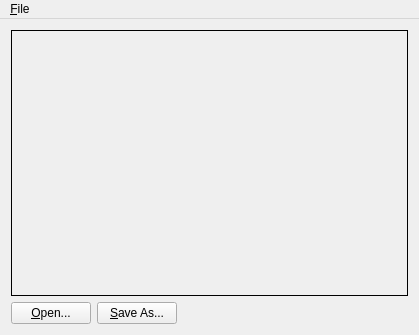
Qt form GuetzliSimpleGUI/MainWindow.ui (till213/GuetzliImageIOPlugin) before a commit.
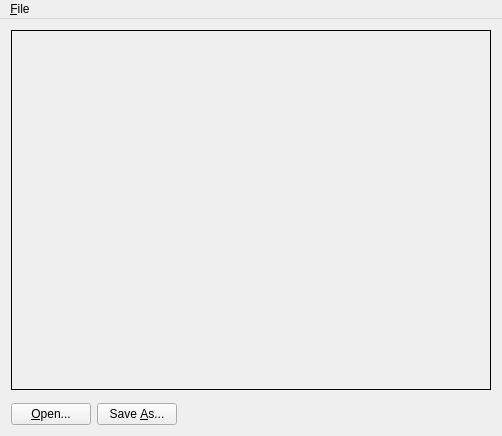
The same form after that commit.

Commit message: Provide image preview label.

Patch:
```diff
--- a/GuetzliSimpleGUI/MainWindow.ui
+++ b/GuetzliSimpleGUI/MainWindow.ui
@@ -6,8 +6,8 @@
    <rect>
     <x>0</x>
     <y>0</y>
-    <width>419</width>
-    <height>335</height>
+    <width>498</width>
+    <height>436</height>
    </rect>
   </property>
   <property name="windowTitle">
@@ -18,11 +18,23 @@
     <item row="0" column="0">
      <widget class="QLabel" name="imagePreviewLabel">
       <property name="sizePolicy">
-       <sizepolicy hsizetype="MinimumExpanding" vsizetype="MinimumExpanding">
+       <sizepolicy hsizetype="Fixed" vsizetype="Fixed">
         <horstretch>0</horstretch>
         <verstretch>0</verstretch>
        </sizepolicy>
       </property>
+      <property name="minimumSize">
+       <size>
+        <width>480</width>
+        <height>360</height>
+       </size>
+      </property>
+      <property name="maximumSize">
+       <size>
+        <width>480</width>
+        <height>360</height>
+       </size>
+      </property>
       <property name="frameShape">
        <enum>QFrame::Box</enum>
       </property>
@@ -30,11 +42,27 @@
        <string/>
       </property>
       <property name="scaledContents">
-       <bool>true</bool>
+       <bool>false</bool>
+      </property>
+      <property name="alignment">
+       <set>Qt::AlignCenter</set>
       </property>
      </widget>
     </item>
     <item row="1" column="0">
+     <spacer name="verticalSpacer">
+      <property name="orientation">
+       <enum>Qt::Vertical</enum>
+      </property>
+      <property name="sizeHint" stdset="0">
+       <size>
+        <width>20</width>
+        <height>20</height>
+       </size>
+      </property>
+     </spacer>
+    </item>
+    <item row="2" column="0">
      <layout class="QHBoxLayout" name="horizontalLayout">
       <item>
        <widget class="QPushButton" name="openButton">
@@ -52,7 +80,7 @@
          <string>Save as guetzli image</string>
         </property>
         <property name="text">
-         <string>&amp;Save As...</string>
+         <string>Save &amp;As...</string>
         </property>
        </widget>
       </item>
@@ -78,8 +106,8 @@
     <rect>
      <x>0</x>
      <y>0</y>
-     <width>419</width>
-     <height>22</height>
+     <width>498</width>
+     <height>21</height>
     </rect>
    </property>
    <widget class="QMenu" name="fileMenu">
```
Left out of the diff: 34 changed lines with no effect on the pictures. The commit also changes 2 other files.
